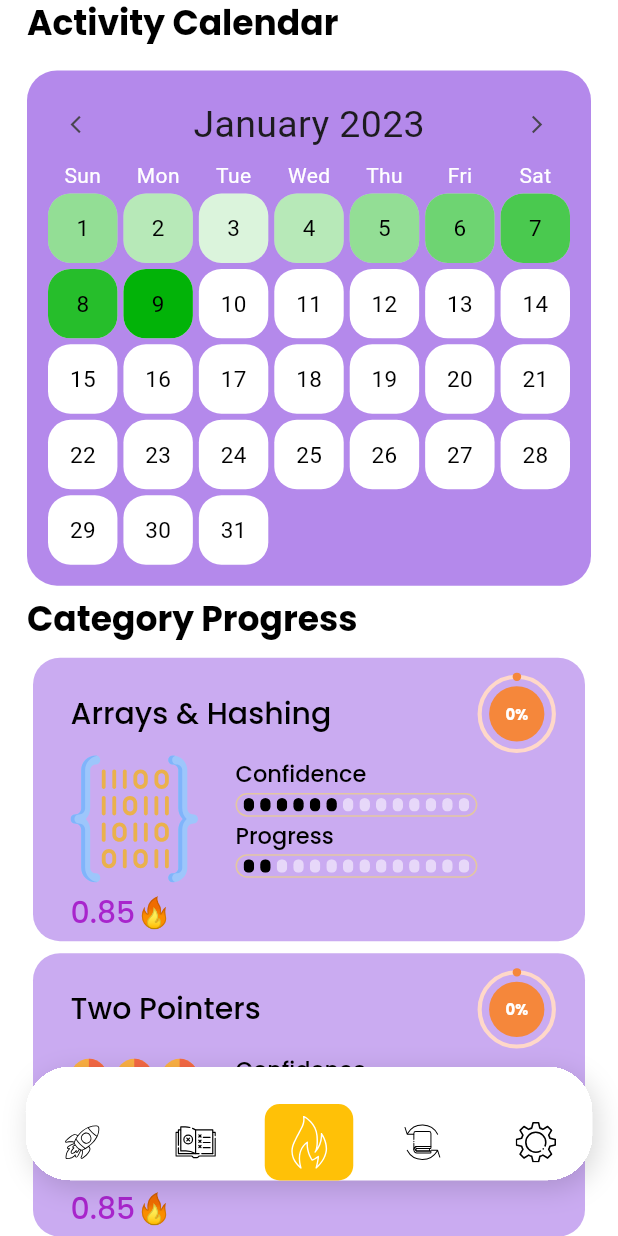
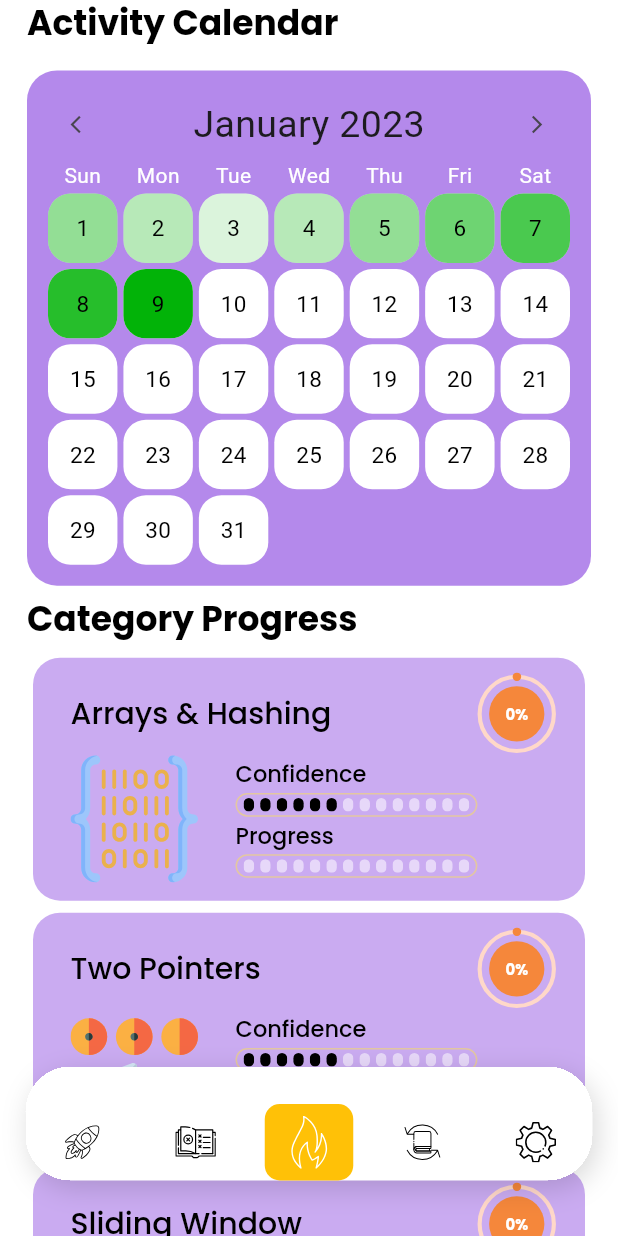
Before and after one commit to DanhTran0312/lit_code, a Flutter app: the ProgressScreen screen opened by its route, on a phone screen of 412 x 824 dp. Run offline on Flutter 3.47's test engine with Material 2 defaults, Android fonts, the phone set to English and light mode, and no system bars; drawn by our look-alikes of sleek_circular_slider, step_progress_indicator; our stand-ins replace bloc, cached_network_image, connectivity_plus, email_validator, firebase_auth, firebase_core and 14 more; accounts and stored records are empty.

Commit message:
refactor and minor fixes

```diff
--- a/lib/app/app.dart
+++ b/lib/app/app.dart
@@ -4,7 +4,7 @@ import 'package:lit_code/business_logic/blocs/bloc/app_bloc.dart';
 import 'package:lit_code/business_logic/blocs/bloc/question_list_bloc.dart';
 import 'package:lit_code/business_logic/blocs/bloc/statistics_bloc.dart';
 import 'package:lit_code/business_logic/cubits/cubit/network_connection_cubit.dart';
-import 'package:lit_code/business_logic/cubits/cubit/question_completed_cubit.dart';
+import 'package:lit_code/business_logic/cubits/cubit/completed_question_cubit.dart';
 import 'package:lit_code/business_logic/cubits/cubit/theme_cubit.dart';
 import 'package:lit_code/data/models/models.dart';
 import 'package:lit_code/data/repositories/repositories.dart';
@@ -19,7 +19,7 @@ class LitCodeApp extends StatefulWidget {
     required ThemeCubit themeCubit,
     required NetworkConnectionCubit networkConnectionCubit,
     required QuestionListBloc questionListBloc,
-    required QuestionCompletedCubit questionCompletedCubit,
+    required CompletedQuestionCubit completedQuestionCubit,
     required UserRepository userRepository,
     required AppRouter appRouter,
     required Boxes boxes,
@@ -29,7 +29,7 @@ class LitCodeApp extends StatefulWidget {
         _themeCubit = themeCubit,
         _networkConnectionCubit = networkConnectionCubit,
         _questionListBloc = questionListBloc,
-        _questionCompletedCubit = questionCompletedCubit,
+        _completedQuestionCubit = completedQuestionCubit,
         _userRepository = userRepository,
         _appRouter = appRouter,
         _statisticsBloc = statisticsBloc,
@@ -40,7 +40,7 @@ class LitCodeApp extends StatefulWidget {
   final ThemeCubit _themeCubit;
   final NetworkConnectionCubit _networkConnectionCubit;
   final QuestionListBloc _questionListBloc;
-  final QuestionCompletedCubit _questionCompletedCubit;
+  final CompletedQuestionCubit _completedQuestionCubit;
   final AppRouter _appRouter;
   final Boxes _boxes;
   final StatisticsBloc _statisticsBloc;
@@ -78,8 +78,8 @@ class _LitCodeAppState extends State<LitCodeApp> {
           BlocProvider<QuestionListBloc>(
             create: (context) => widget._questionListBloc,
           ),
-          BlocProvider<QuestionCompletedCubit>(
-            create: (context) => widget._questionCompletedCubit,
+          BlocProvider<CompletedQuestionCubit>(
+            create: (context) => widget._completedQuestionCubit,
           ),
         ],
         child: MultiBlocListener(
--- a/lib/business_logic/cubits/cubit/question_completed_cubit.dart
+++ b/lib/business_logic/cubits/cubit/completed_question_cubit.dart
@@ -6,22 +6,22 @@ import 'package:lit_code/business_logic/blocs/bloc/statistics_bloc.dart';
 import 'package:lit_code/data/models/models.dart';
 import 'package:lit_code/data/repositories/repositories.dart';
 
-part 'question_completed_state.dart';
-part 'question_completed_cubit.freezed.dart';
+part 'completed_question_state.dart';
+part 'completed_question_cubit.freezed.dart';
 
-class QuestionCompletedCubit extends Cubit<QuestionCompletedState> {
-  QuestionCompletedCubit({
+class CompletedQuestionCubit extends Cubit<CompletedQuestionState> {
+  CompletedQuestionCubit({
     required UserRepository userRepository,
     required StatisticsBloc statisticsBloc,
   })  : _userRepository = userRepository,
         _statisticsBloc = statisticsBloc,
-        super(const QuestionCompletedState.initial());
+        super(const CompletedQuestionState.initial());
 
   final UserRepository _userRepository;
   final StatisticsBloc _statisticsBloc;
 
   Future<void> markQuestionAsCompleted(Question question) async {
-    emit(const QuestionCompletedState.loading());
+    emit(const CompletedQuestionState.syncing());
     try {
       await _userRepository.markQuestionAsCompleted(question);
       final questions = await _userRepository.getCompletedQuestions();
@@ -30,15 +30,15 @@ class QuestionCompletedCubit extends Cubit<QuestionCompletedState> {
           completedQuestions: questions,
         ),
       );
-      emit(const QuestionCompletedState.loaded());
+      emit(const CompletedQuestionState.synced());
       await _userRepository.syncCompletedQuestions();
     } catch (e) {
-      emit(QuestionCompletedState.error(e.toString()));
+      emit(CompletedQuestionState.error(e.toString()));
     }
   }
 
   Future<void> markQuestionAsUncompleted(Question question) async {
-    emit(const QuestionCompletedState.loading());
+    emit(const CompletedQuestionState.syncing());
     try {
       await _userRepository.markQuestionAsUncompleted(question);
       final questions = await _userRepository.getCompletedQuestions();
@@ -47,10 +47,10 @@ class QuestionCompletedCubit extends Cubit<QuestionCompletedState> {
           completedQuestions: questions,
         ),
       );
-      emit(const QuestionCompletedState.loaded());
+      emit(const CompletedQuestionState.synced());
       await _userRepository.syncCompletedQuestions();
     } catch (e) {
-      emit(QuestionCompletedState.error(e.toString()));
+      emit(CompletedQuestionState.error(e.toString()));
     }
   }
 }
--- /dev/null
+++ b/lib/business_logic/cubits/cubit/completed_question_state.dart
@@ -0,0 +1,10 @@
+part of 'completed_question_cubit.dart';
+
+@freezed
+class CompletedQuestionState with _$CompletedQuestionState {
+  const factory CompletedQuestionState.initial() = CompletedQuestionInitial;
+  const factory CompletedQuestionState.syncing() = CompletedQuestionSyncing;
+  const factory CompletedQuestionState.synced() = CompletedQuestionSynced;
+  const factory CompletedQuestionState.error(String message) =
+      CompletedQuestionError;
+}
--- a/lib/business_logic/cubits/cubit/question_completed_state.dart
+++ /dev/null
@@ -1,10 +0,0 @@
-part of 'question_completed_cubit.dart';
-
-@freezed
-class QuestionCompletedState with _$QuestionCompletedState {
-  const factory QuestionCompletedState.initial() = QuestionCompletedInitial;
-  const factory QuestionCompletedState.loading() = QuestionCompletedLoading;
-  const factory QuestionCompletedState.loaded() = QuestionCompletedLoaded;
-  const factory QuestionCompletedState.error(String message) =
-      QuestionCompletedError;
-}
--- a/lib/constants/constant.dart
+++ b/lib/constants/constant.dart
@@ -63,3 +63,17 @@ const double inputTextSize = 17;
 
 // ------------------- List -------------------
 const List<Category> categoryList = Category.values;
+
+// ------------------- Map ---------------------
+const Map<int, Color> heatMapColorSet = {
+  1: Color.fromARGB(20, 2, 179, 8),
+  2: Color.fromARGB(40, 2, 179, 8),
+  3: Color.fromARGB(60, 2, 179, 8),
+  4: Color.fromARGB(80, 2, 179, 8),
+  5: Color.fromARGB(100, 2, 179, 8),
+  6: Color.fromARGB(120, 2, 179, 8),
+  7: Color.fromARGB(150, 2, 179, 8),
+  8: Color.fromARGB(180, 2, 179, 8),
+  9: Color.fromARGB(220, 2, 179, 8),
+  10: Color.fromARGB(255, 2, 179, 8),
+};
--- a/lib/main.dart
+++ b/lib/main.dart
@@ -11,9 +11,9 @@ import 'package:lit_code/bootstrap.dart';
 import 'package:lit_code/business_logic/blocs/bloc/app_bloc.dart';
 import 'package:lit_code/business_logic/blocs/bloc/question_list_bloc.dart';
 import 'package:lit_code/business_logic/blocs/bloc/statistics_bloc.dart';
+import 'package:lit_code/business_logic/cubits/cubit/completed_question_cubit.dart';
 import 'package:lit_code/business_logic/cubits/cubit/network_connection_cubit.dart';
 import 'package:lit_code/business_logic/cubits/cubit/on_boarding_cubit.dart';
-import 'package:lit_code/business_logic/cubits/cubit/question_completed_cubit.dart';
 import 'package:lit_code/business_logic/cubits/cubit/theme_cubit.dart';
 import 'package:lit_code/constants/enums.dart';
 import 'package:lit_code/data/models/models.dart';
@@ -77,7 +77,7 @@ Future<void> main() async {
     onboardingCubit: onboardingCubit,
   );
 
-  final questionCompletedCubit = QuestionCompletedCubit(
+  final completedQuestionCubit = CompletedQuestionCubit(
     userRepository: userReposiory,
     statisticsBloc: statisticsBloc,
   );
@@ -87,7 +87,7 @@ Future<void> main() async {
       appBloc: appBloc,
       themeCubit: themeCubit,
       networkConnectionCubit: networkConnectionCubit,
-      questionCompletedCubit: questionCompletedCubit,
+      completedQuestionCubit: completedQuestionCubit,
       questionListBloc: questionListBloc,
       authRepository: authRepository,
       userRepository: userReposiory,
--- a/lib/presentation/screens/progress_screen.dart
+++ b/lib/presentation/screens/progress_screen.dart
@@ -27,7 +27,20 @@ class ProgressScreen extends StatelessWidget {
             const SizedBox(height: sizeBoxHeightSmall),
             const SectionHeading(title: 'Category Progress'),
             const SizedBox(height: sizeBoxHeightSmall),
-            BlocSelector<StatisticsBloc, StatisticsState, Statistics>(
+            const _CategoryProgressCardsBuilder(),
+          ],
+        ),
+      ),
+    );
+  }
+}
+
+class _CategoryProgressCardsBuilder extends StatelessWidget {
+  const _CategoryProgressCardsBuilder();
+
+  @override
+  Widget build(BuildContext context) {
+    return BlocSelector<StatisticsBloc, StatisticsState, Statistics>(
       selector: (state) {
         if (state.statistics.completedQuestions != null &&
             state.statistics.completedQuestions!.isNotEmpty) {
@@ -49,10 +62,6 @@ class ProgressScreen extends StatelessWidget {
           },
         );
       },
-            ),
-          ],
-        ),
-      ),
     );
   }
 }
@@ -126,6 +135,7 @@ class _HeatMapCalendar extends StatelessWidget {
             color: Colors.amber,
             fontSize: 12,
           ),
+          // TODO: Change Theme Style
           weekFontSize: 14,
           monthFontSize: 25,
           showColorTip: false,
@@ -136,18 +146,7 @@ class _HeatMapCalendar extends StatelessWidget {
           defaultColor: Colors.white,
           flexible: true,
           datasets: datasets,
-          colorsets: const {
-            1: Color.fromARGB(20, 2, 179, 8),
-            2: Color.fromARGB(40, 2, 179, 8),
-            3: Color.fromARGB(60, 2, 179, 8),
-            4: Color.fromARGB(80, 2, 179, 8),
-            5: Color.fromARGB(100, 2, 179, 8),
-            6: Color.fromARGB(120, 2, 179, 8),
-            7: Color.fromARGB(150, 2, 179, 8),
-            8: Color.fromARGB(180, 2, 179, 8),
-            9: Color.fromARGB(220, 2, 179, 8),
-            10: Color.fromARGB(255, 2, 179, 8),
-          },
+          colorsets: heatMapColorSet,
         );
       },
     );
--- a/lib/presentation/widgets/category_progress_card.dart
+++ b/lib/presentation/widgets/category_progress_card.dart
@@ -20,7 +20,11 @@ class CategoryProgressCard extends StatelessWidget {
     final completedQuestionsCount =
         _statistics.getCompletedQuestionsCountByCategory(category).toDouble();
     final totalQuestionsCount =
-        _statistics.getTotalQuestionsCountByCategory(category).toDouble();
+        _statistics.getTotalQuestionsCountByCategory(category).toDouble() == 0
+            ? 1.0
+            : _statistics.getTotalQuestionsCountByCategory(category).toDouble();
+    final currentStep =
+        (completedQuestionsCount / totalQuestionsCount * 14).toInt();
     final theme = Theme.of(context);
     return Card(
       color: ThemeUtils.getThemeColor(
@@ -28,30 +32,73 @@ class CategoryProgressCard extends StatelessWidget {
         lightProgressCardColor.withOpacity(0.57),
         darkSecondaryColor.withOpacity(0.5),
       ),
-      child: Padding(
+      child: _CategoryProgressContent(
+        category: category,
+        theme: theme,
+        completedQuestionsCount: completedQuestionsCount,
+        totalQuestionsCount: totalQuestionsCount,
+        currentStep: currentStep,
+      ),
+    );
+  }
+}
+
+class _CategoryProgressContent extends StatelessWidget {
+  const _CategoryProgressContent({
+    required this.category,
+    required this.theme,
+    required this.completedQuestionsCount,
+    required this.totalQuestionsCount,
+    required this.currentStep,
+  });
+
+  final Category category;
+  final ThemeData theme;
+  final double completedQuestionsCount;
+  final double totalQuestionsCount;
+  final int currentStep;
+
+  @override
+  Widget build(BuildContext context) {
+    return Padding(
       padding: const EdgeInsets.fromLTRB(25, 10, 18, 5),
       child: Column(
         crossAxisAlignment: CrossAxisAlignment.start,
         children: [
-            Row(
-              children: [
-                Expanded(
-                  child: Text(
-                    category.name,
-                    style: theme.textTheme.headline5!.copyWith(
-                      fontSize: 20,
+          _CategoryTitleAndProgress(
+            category: category,
+            theme: theme,
+            completedQuestionsCount: completedQuestionsCount,
+            totalQuestionsCount: totalQuestionsCount,
           ),
+          _CategoryIconAndStatistics(
+            category: category,
+            theme: theme,
+            currentStep: currentStep,
           ),
-                ),
-                CustomCirCularProgressBar(
-                  size: 55,
-                  initialValue: completedQuestionsCount,
-                  total: totalQuestionsCount,
-                  theme: theme,
+          const SizedBox(
+            height: sizeBoxHeightSmall,
           ),
         ],
       ),
-            Row(
+    );
+  }
+}
+
+class _CategoryIconAndStatistics extends StatelessWidget {
+  const _CategoryIconAndStatistics({
+    required this.category,
+    required this.theme,
+    required this.currentStep,
+  });
+
+  final Category category;
+  final ThemeData theme;
+  final int currentStep;
+
+  @override
+  Widget build(BuildContext context) {
+    return Row(
       children: [
         SvgPicture.asset(
           category.icon,
@@ -61,7 +108,28 @@ class CategoryProgressCard extends StatelessWidget {
         const SizedBox(
           width: 25,
         ),
-                Expanded(
+        _StatisticsProgressBars(
+          theme: theme,
+          currentStep: currentStep,
+        ),
+        const Spacer(),
+      ],
+    );
+  }
+}
+
+class _StatisticsProgressBars extends StatelessWidget {
+  const _StatisticsProgressBars({
+    required this.theme,
+    required this.currentStep,
+  });
+
+  final ThemeData theme;
+  final int currentStep;
+
+  @override
+  Widget build(BuildContext context) {
+    return Expanded(
       flex: 3,
       child: Column(
         mainAxisAlignment: MainAxisAlignment.center,
@@ -93,29 +161,49 @@ class CategoryProgressCard extends StatelessWidget {
           ),
           CustomBoxedProgressBar(
             totalSteps: 14,
-                        currentStep: 2,
+            currentStep: currentStep,
             size: 9,
             theme: theme,
             roundedEdges: true,
           ),
         ],
       ),
-                ),
-                const Spacer(),
-              ],
-            ),
-            const SizedBox(
-              height: sizeBoxHeightSmall,
-            ),
-            HighlightedText(
-              '0.85🔥',
+    );
+  }
+}
+
+class _CategoryTitleAndProgress extends StatelessWidget {
+  const _CategoryTitleAndProgress({
+    required this.category,
+    required this.theme,
+    required this.completedQuestionsCount,
+    required this.totalQuestionsCount,
+  });
+
+  final Category category;
+  final ThemeData theme;
+  final double completedQuestionsCount;
+  final double totalQuestionsCount;
+
+  @override
+  Widget build(BuildContext context) {
+    return Row(
+      children: [
+        Expanded(
+          child: Text(
+            category.name,
             style: theme.textTheme.headline5!.copyWith(
               fontSize: 20,
             ),
-            )
-          ],
           ),
         ),
+        CustomCirCularProgressBar(
+          size: 55,
+          initialValue: completedQuestionsCount,
+          total: totalQuestionsCount,
+          theme: theme,
+        ),
+      ],
     );
   }
 }
--- a/lib/presentation/widgets/widgets.dart
+++ b/lib/presentation/widgets/widgets.dart
@@ -12,7 +12,6 @@ export 'custom_elevated_button_with_image.dart';
 export 'custom_progress_card.dart';
 export 'custom_text_form_field.dart';
 export 'difficulty_chip.dart';
-export 'hightlighted_text.dart';
 export 'image_container.dart';
 export 'persisted_bottom_nav_bar.dart';
 export 'pie_chart_progress.dart';
```
Also changed, not shown: lib/presentation/screens/review_screen.dart (+6 -6 lines), lib/presentation/screens/study_screen.dart (+6 -6 lines), lib/presentation/widgets/animated_theme_toggle_switch.dart (+5 -6 lines), lib/presentation/widgets/categorized_question_list_card.dart (+4 -4 lines), lib/presentation/widgets/collapsable_question_card.dart (+16 -16 lines), lib/presentation/widgets/custom_app_bar.dart (+31 -18 lines), lib/presentation/widgets/hightlighted_text.dart (deleted, +0 -36 lines), lib/business_logic/cubits/cubit/completed_question_cubit.freezed.dart (added), lib/business_logic/cubits/cubit/question_completed_cubit.freezed.dart (deleted). Lines whose indentation alone changed are shown as unchanged.
